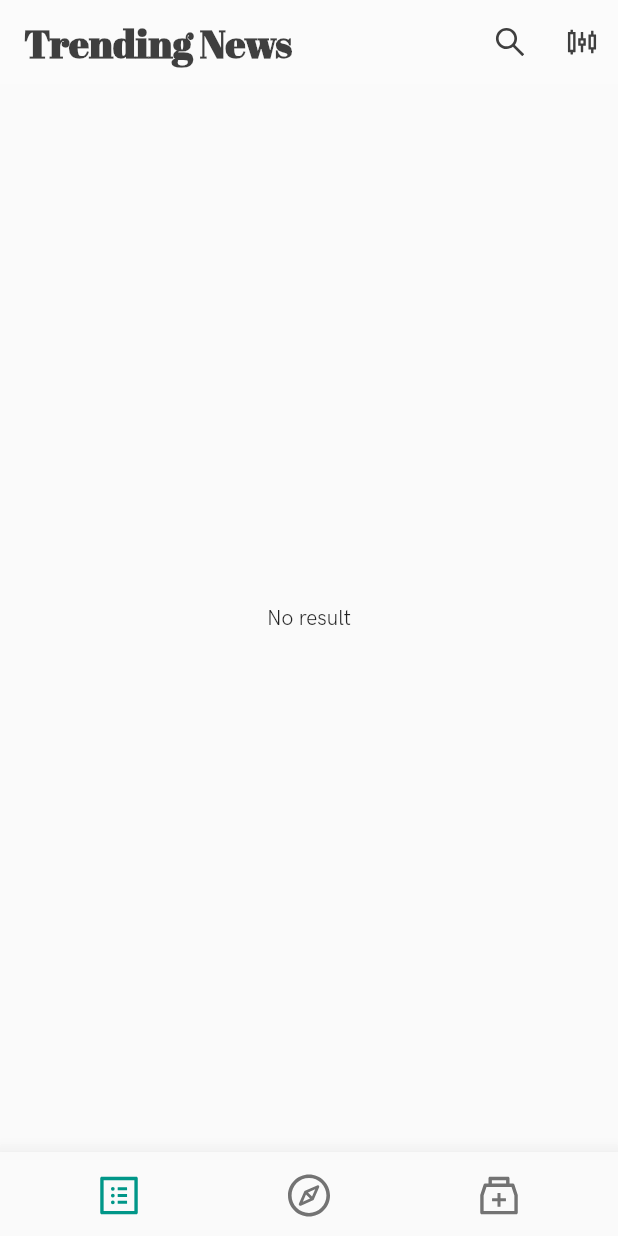
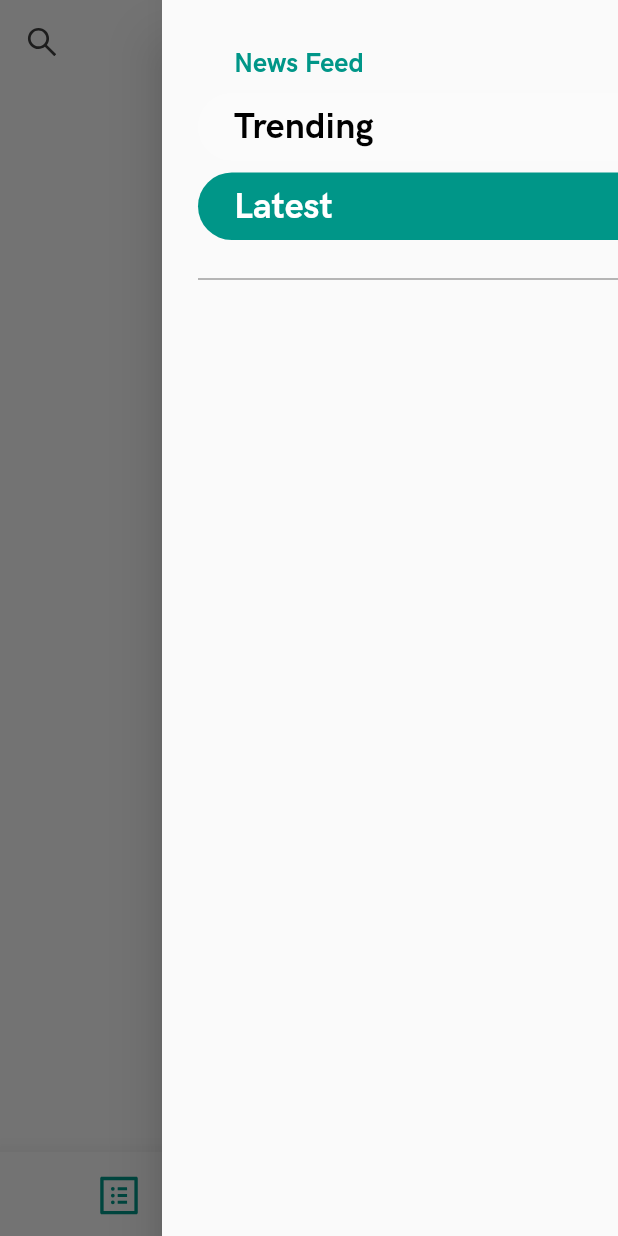
Before and after one commit to theleadio/corona_flutter, a Flutter app: the screen it shows after launch, with the side drawer open (before the commit the screen has no drawer), on a phone screen of 412 x 824 dp. Run offline on Flutter 3.47's test engine with Material 2 defaults, Android fonts, the phone set to English and light mode, and no system bars; our stand-ins replace ant_icons, built_collection, built_value, cached_network_image, share, shared_preferences; missing offline and left inert: flutter_custom_tabs; generated files the repository leaves out were written again; network calls fail.

```diff
--- a/lib/core/api.dart
+++ b/lib/core/api.dart
@@ -49,7 +49,7 @@ class RemoteRepository extends ApiProvider {
         }
         break;
       case NewsFeedType.latest:
-        query["sort"] = "-publisedAt";
+        query["sort"] = "-publishedAt";
         endpoint = Uri.https(_baseUrl, "/news", query);
 
         final response = await client.get(endpoint);
--- a/lib/core/news.dart
+++ b/lib/core/news.dart
@@ -1,6 +1,7 @@
 import 'package:corona_flutter/core/api.dart';
 import 'package:corona_flutter/core/settings.dart';
 import 'package:corona_flutter/model/model.dart';
+import 'package:corona_flutter/utils/helper.dart';
 import 'package:flutter/widgets.dart';
 
 enum NewsFeedState { idle, loading }
@@ -32,17 +33,18 @@ class NewsService with ChangeNotifier {
     notifyListeners();
   }
 
+  NewsFeedType get feedType => settings.feedType;
+
   NewsFeedState state = NewsFeedState.idle;
 
   fetch({
     int offset = 0,
-    NewsFeedType feedType = NewsFeedType.latest,
   }) async {
     state = NewsFeedState.loading;
 
     List<News> newsData = await remote.fetchNews(
       offset: offset,
-      feedType: feedType,
+      feedType: settings.feedType ?? NewsFeedType.latest,
       country: settings.country ?? '',
     );
     news += newsData;
--- a/lib/core/settings.dart
+++ b/lib/core/settings.dart
@@ -4,6 +4,17 @@ import 'package:corona_flutter/utils/helper.dart';
 import 'package:flutter/widgets.dart';
 
 class Settings with ChangeNotifier {
+  Settings() {
+    init();
+  }
+
+  init() async {
+    _feedType = Helper.mapStringToNewsFeedTypeEnum(
+            await Helper.getUserPref(AppConstants.sprefNewsFeedType)) ??
+        NewsFeedType.latest;
+    _country = await Helper.getUserPref(AppConstants.sprefCountry) ?? '';
+  }
+
   NewsFeedType _feedType;
   NewsFeedType get feedType => _feedType;
   set feedType(NewsFeedType value) {
@@ -24,14 +35,4 @@ class Settings with ChangeNotifier {
     Helper.updateUserPref(AppConstants.sprefCountry, _country);
     notifyListeners();
   }
-
-  Settings() {
-    init();
-  }
-
-  init() async {
-    _feedType = Helper.mapStringToNewsFeedEnum(
-        await Helper.getUserPref(AppConstants.sprefNewsFeedType));
-    _country = await Helper.getUserPref(AppConstants.sprefCountry);
-  }
 }
--- a/lib/main.dart
+++ b/lib/main.dart
@@ -18,8 +18,8 @@ class CoronaTrackerApp extends StatelessWidget {
 
     return MultiProvider(
       providers: [
-        ChangeNotifierProvider<Settings>(
-          create: (_) => settings,
+        ChangeNotifierProvider<Settings>.value(
+          value: settings,
         ),
         ChangeNotifierProvider<NewsService>(
           create: (_) => NewsService(
--- a/lib/pages/home.dart
+++ b/lib/pages/home.dart
@@ -1,9 +1,14 @@
 import 'package:ant_icons/ant_icons.dart';
+import 'package:corona_flutter/core/api.dart';
 import 'package:corona_flutter/core/news.dart';
 import 'package:corona_flutter/core/stat.dart';
+import 'package:corona_flutter/core/settings.dart';
 import 'package:corona_flutter/pages/explore_page.dart';
 import 'package:corona_flutter/pages/news_page.dart';
+import 'package:corona_flutter/utils/constants.dart';
+import 'package:corona_flutter/utils/helper.dart';
 import 'package:corona_flutter/widgets/bottom_navigation_view.dart';
+import 'package:corona_flutter/widgets/radio_toggle.dart';
 import 'package:flutter/material.dart';
 import 'package:provider/provider.dart';
 
@@ -19,6 +24,62 @@ class _HomeState extends State<Home> {
   Widget build(BuildContext context) {
     return SafeArea(
       child: Scaffold(
+        endDrawer: Consumer<Settings>(
+          builder: (context, settings, child) {
+            return Drawer(
+              child: ListView(
+                padding: EdgeInsets.only(left: 24.0),
+                children: <Widget>[
+                  SizedBox(
+                    height: 32.0,
+                  ),
+                  Padding(
+                    padding: const EdgeInsets.only(left: 24.0),
+                    child: Text(
+                      'News Feed',
+                      style: TextStyle(
+                        fontSize: 18.0,
+                        fontWeight: FontWeight.w700,
+                        color: Colors.teal,
+                      ),
+                    ),
+                  ),
+                  SizedBox(
+                    height: 8.0,
+                  ),
+                  RadioToggle(
+                    choices: NewsFeedType.values
+                        .map(
+                          (value) => ValueToggle(
+                            isSelected: value == settings.feedType,
+                            title: Helper.mapNewsFeedTypeEnumToString(value),
+                          ),
+                        )
+                        .toList(),
+                    onSelected: (value) {
+                      if (Helper.mapStringToNewsFeedTypeEnum(value) ==
+                          settings.feedType) return;
+
+                      settings.feedType =
+                          Helper.mapStringToNewsFeedTypeEnum(value);
+
+                      setState(() {});
+                    },
+                  ),
+                  SizedBox(
+                      height: 36.0,
+                      child: Center(
+                        child: Container(
+                          height: 1.0,
+                          color: Colors.grey,
+                        ),
+                      ),
+                    ),
+                ],
+              ),
+            );
+          },
+        ),
         body: IndexedStack(
           index: _currentIndex,
           children: <Widget>[
@@ -49,7 +110,7 @@ class _HomeState extends State<Home> {
               icon: Icon(AntIcons.profile_outline),
             ),
             BottomNavigationItem(
-              icon: Icon(AntIcons.compass_outline),
+              icon: Icon(AntIcons.line_chart),
             ),
             BottomNavigationItem(
               icon: Icon(AntIcons.medicine_box_outline),
--- a/lib/pages/news_detail_page.dart
+++ b/lib/pages/news_detail_page.dart
@@ -125,7 +125,7 @@ class _NewsDetailPageState extends State<NewsDetailPage> {
                       ),
                     ),
                     Text(
-                      widget.news.description,
+                      widget.news.description ?? '',
                       style: TextStyle(
                         fontSize: 18.0,
                         color: Colors.black54,
@@ -142,7 +142,7 @@ class _NewsDetailPageState extends State<NewsDetailPage> {
                       ),
                     ),
                     Text(
-                      widget.news.content,
+                      widget.news.content ?? '',
                       textAlign: TextAlign.justify,
                       style: TextStyle(
                         fontSize: 16.0,
--- a/lib/pages/news_page.dart
+++ b/lib/pages/news_page.dart
@@ -3,7 +3,7 @@ import 'dart:async';
 import 'package:ant_icons/ant_icons.dart';
 import 'package:corona_flutter/core/api.dart';
 import 'package:corona_flutter/core/news.dart';
-import 'package:corona_flutter/pages/search.dart';
+import 'package:corona_flutter/widgets/search_delegate.dart';
 import 'package:corona_flutter/model/model.dart';
 import 'package:corona_flutter/pages/news_detail_page.dart';
 import 'package:corona_flutter/widgets/items/news_snippet.dart';
@@ -25,7 +25,7 @@ class _NewsPageState extends State<NewsPage> {
   ScrollController newsFeedController;
   ScrollController appBarController;
   int page = 0;
-  NewsFeedType feedType = NewsFeedType.trending;
+  List<News> news = [];
 
   @override
   void initState() {
@@ -59,7 +59,7 @@ class _NewsPageState extends State<NewsPage> {
   }
 
   loadArticles() {
-    widget.newsService.fetch(offset: page * 10, feedType: feedType);
+    widget.newsService.fetch(offset: page * 10);
   }
 
   Future<void> handleRefresh() async {
@@ -86,22 +86,27 @@ class _NewsPageState extends State<NewsPage> {
 
   @override
   Widget build(BuildContext context) {
+    if (widget.newsService.news.length < news.length) {
+      page = 0;
+    }
+    news = widget.newsService.news;
+
     return NestedScrollView(
       controller: appBarController,
       headerSliverBuilder: (context, innerBoxIsScrolled) {
         return [
           SliverAppBar(
+            centerTitle: true,
             title: Text(
-              '${feedType == NewsFeedType.latest ? 'Latest' : 'Trending'} News',
+              '${widget.newsService.feedType == NewsFeedType.latest ? 'Latest' : 'Trending'} News',
               style: TextStyle(
-                fontSize: 26.0,
+                fontSize: 24.0,
                 fontFamily: 'AbrilFatface',
                 color: Colors.black.withOpacity(0.75),
                 fontWeight: FontWeight.w700,
               ),
             ),
-            actions: <Widget>[
-              IconButton(
+            leading: IconButton(
               icon: Icon(
                 AntIcons.search_outline,
                 color: Colors.black.withOpacity(0.75),
@@ -109,36 +114,19 @@ class _NewsPageState extends State<NewsPage> {
               onPressed: () {
                 showSearch(
                   context: context,
-                    delegate: NewsSearch(),
+                  delegate: NewsSearchDelegate(),
                 );
               },
             ),
-              PopupMenuButton<NewsFeedType>(
-                offset: Offset(0.0, 8.0),
+            actions: <Widget>[
+              IconButton(
                 icon: Icon(
-                  AntIcons.sliders_outline,
+                  AntIcons.global,
                   color: Colors.black.withOpacity(0.75),
                 ),
-                onSelected: (type) {
-                  if (type == feedType) return;
-
-                  setState(() {
-                    page = 0;
-                    widget.newsService.clearNews();
-                    feedType = type;
-                    loadArticles();
-                  });
+                onPressed: () {
+                  Scaffold.of(context).openEndDrawer();
                 },
-                itemBuilder: (context) => <PopupMenuEntry<NewsFeedType>>[
-                  PopupMenuItem<NewsFeedType>(
-                    value: NewsFeedType.trending,
-                    child: Text('Trending'),
-                  ),
-                  PopupMenuItem<NewsFeedType>(
-                    value: NewsFeedType.latest,
-                    child: Text('Latest'),
-                  )
-                ],
               ),
             ],
             elevation: 0.0,
@@ -150,7 +138,7 @@ class _NewsPageState extends State<NewsPage> {
         onRefresh: handleRefresh,
         child: NewsFeed(
           key: PageStorageKey('newsFeed'),
-          news: widget.newsService.news,
+          news: news,
           controller: newsFeedController,
           onTap: onTap,
           state: widget.newsService.state,
--- a/lib/utils/helper.dart
+++ b/lib/utils/helper.dart
@@ -36,19 +36,19 @@ class Helper {
   static String mapNewsFeedTypeEnumToString(NewsFeedType feedType) {
     switch (feedType) {
       case NewsFeedType.trending:
-        return NewsFeedType.trending.toString();
+        return 'Trending';
       case NewsFeedType.latest:
-        return NewsFeedType.latest.toString();
+        return 'Latest';
       default:
         return '';
     }
   }
 
-  static NewsFeedType mapStringToNewsFeedEnum(String value) {
-    if (value == NewsFeedType.latest.toString()) {
+  static NewsFeedType mapStringToNewsFeedTypeEnum(String value) {
+    if (value == 'Trending') {
+      return NewsFeedType.trending;
+    } else {
       return NewsFeedType.latest;
-    } else {
-      return NewsFeedType.trending;
     }
   }
 
--- /dev/null
+++ b/lib/widgets/radio_toggle.dart
@@ -0,0 +1,95 @@
+import 'package:flutter/material.dart';
+
+class RadioToggle extends StatefulWidget {
+  final Color activeColor;
+  final Color activeTextColor;
+  final Color textColor;
+  final double fontSize;
+  final FontWeight fontWeight;
+  final List<ValueToggle> choices;
+  final void Function(String) onSelected;
+
+  const RadioToggle({
+    Key key,
+    @required this.choices,
+    this.activeColor = Colors.teal,
+    this.activeTextColor = Colors.white,
+    this.textColor = Colors.black,
+    this.fontSize = 24.0,
+    this.fontWeight = FontWeight.w700,
+    this.onSelected,
+  }) : super(key: key);
+
+  @override
+  _RadioToggleState createState() => _RadioToggleState();
+}
+
+class _RadioToggleState extends State<RadioToggle> {
+  _buildList() => widget.choices
+      .map(
+        (choice) => Container(
+          padding: const EdgeInsets.only(
+            bottom: 8.0,
+          ),
+          width: double.maxFinite,
+          child: Material(
+            borderRadius: BorderRadius.only(
+              topLeft: Radius.circular(32.0),
+              bottomLeft: Radius.circular(32.0),
+            ),
+            color: choice.isSelected ? widget.activeColor : Colors.white24,
+            child: InkWell(
+              onTap: () {
+                widget.choices
+                    .forEach((item) => item.isSelected = item == choice);
+
+                if (widget.onSelected != null) {
+                  widget.onSelected(choice.title);
+                }
+
+                setState(() {});
+
+                Navigator.pop(context);
+              },
+              highlightColor: Colors.transparent,
+              radius: 120.0,
+              child: Padding(
+                padding: const EdgeInsets.only(
+                  left: 24.0,
+                  top: 8.0,
+                  bottom: 8.0,
+                ),
+                child: Text(
+                  choice.title,
+                  style: TextStyle(
+                    color: choice.isSelected
+                        ? widget.activeTextColor
+                        : widget.textColor,
+                    fontSize: widget.fontSize,
+                    fontWeight: widget.fontWeight,
+                  ),
+                ),
+              ),
+            ),
+          ),
+        ),
+      )
+      .toList();
+
+  @override
+  Widget build(BuildContext context) {
+    return Column(
+      children: _buildList(),
+    );
+  }
+}
+
+class ValueToggle {
+  bool isSelected;
+  final String title;
+
+  ValueToggle({
+    this.isSelected,
+    this.title,
+  });
+}
--- a/lib/pages/search.dart
+++ b/lib/widgets/search_delegate.dart
@@ -5,7 +5,7 @@ import 'package:flutter/material.dart';
 import 'package:flutter_custom_tabs/flutter_custom_tabs.dart';
 import 'package:provider/provider.dart';
 
-class NewsSearch extends SearchDelegate<News> {
+class NewsSearchDelegate extends SearchDelegate<News> {
   @override
   ThemeData appBarTheme(BuildContext context) {
     assert(context != null);
```
Also changed, not shown: lib/pages/explore_page.dart (+69 -6 lines), lib/widgets/counter.dart (+16 -1 lines). Lines whose indentation alone changed are shown as unchanged.
